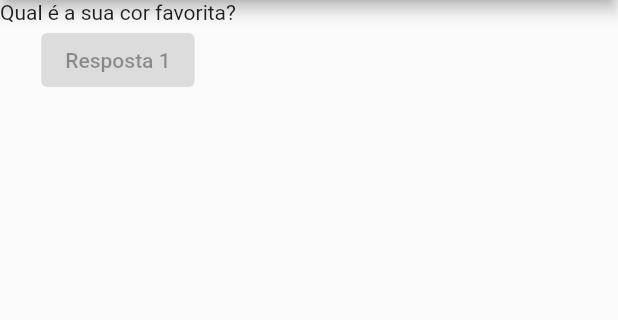
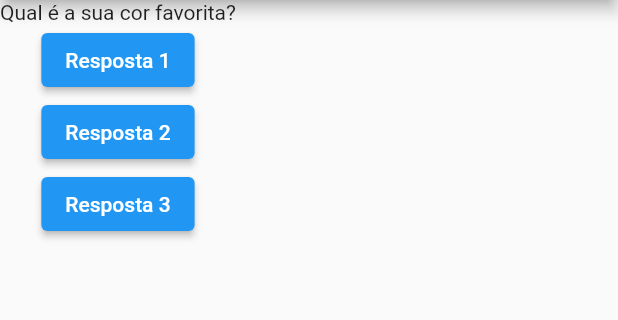
Before and after one commit to waitoair/projeto_perguntas, a Flutter app: the screen it shows after launch, on a phone screen of 412 x 824 dp, the part 84-404 px from its top. Run offline on Flutter 3.47's test engine with Material 2 defaults, Android fonts, the phone set to English and light mode, and no system bars.

Commit message:
connecting function to the button event

```diff
--- a/lib/main.dart
+++ b/lib/main.dart
@@ -4,6 +4,16 @@ main() => runApp(const PerguntaApp());
 
 class PerguntaApp extends StatelessWidget {
   const PerguntaApp({Key? key}) : super(key: key);
+
+  void responder() {
+    print('Pergunta respondida!');
+  }
+
+  void Function() funcaoQueRetornaUmaOutraFuncao() {
+    return() {
+      print('Pergunta respondida!');
+    };
+  }
 
   @override
   Widget build(BuildContext context) {
@@ -21,10 +31,18 @@ class PerguntaApp extends StatelessWidget {
         body: Column(
           children: <Widget>[
             Text(perguntas[0]),
-            const ElevatedButton(
-              child: Text('Resposta 1'),
-              onPressed: null,
-            )
+            ElevatedButton(
+              child: const Text('Resposta 1'),
+              onPressed: responder,
+            ),
+            ElevatedButton(
+              child: const Text('Resposta 2'),
+              onPressed: responder,
+            ),
+            ElevatedButton(
+              child: const Text('Resposta 3'),
+              onPressed: responder,
+            ),
           ]
         )
       )
```
Also changed, not shown: 1 other file.
